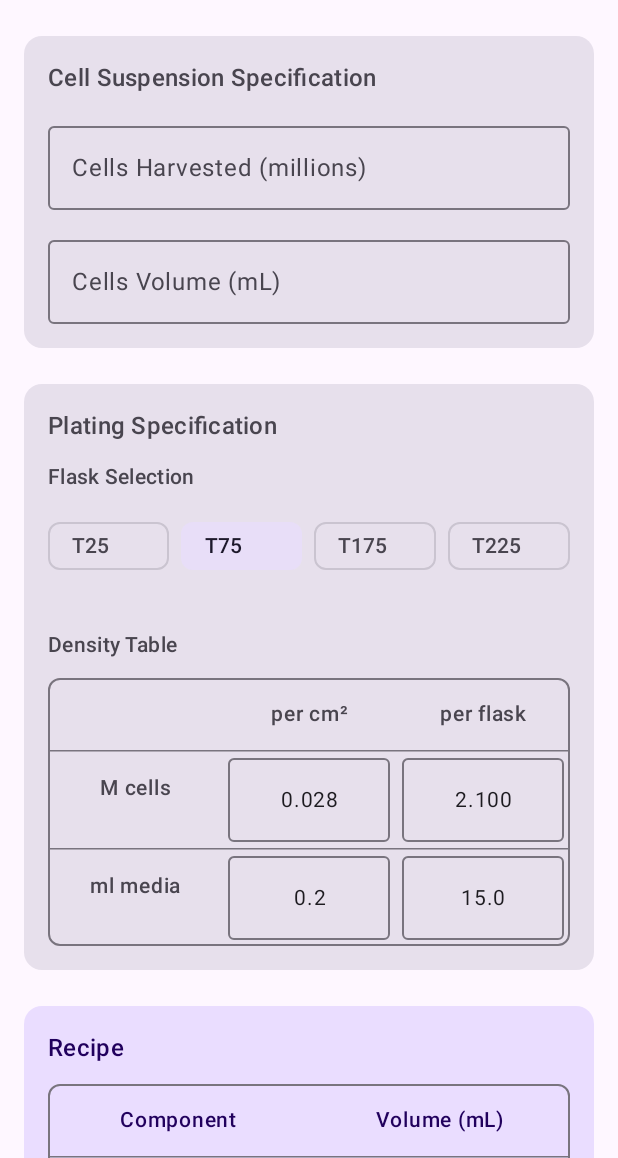
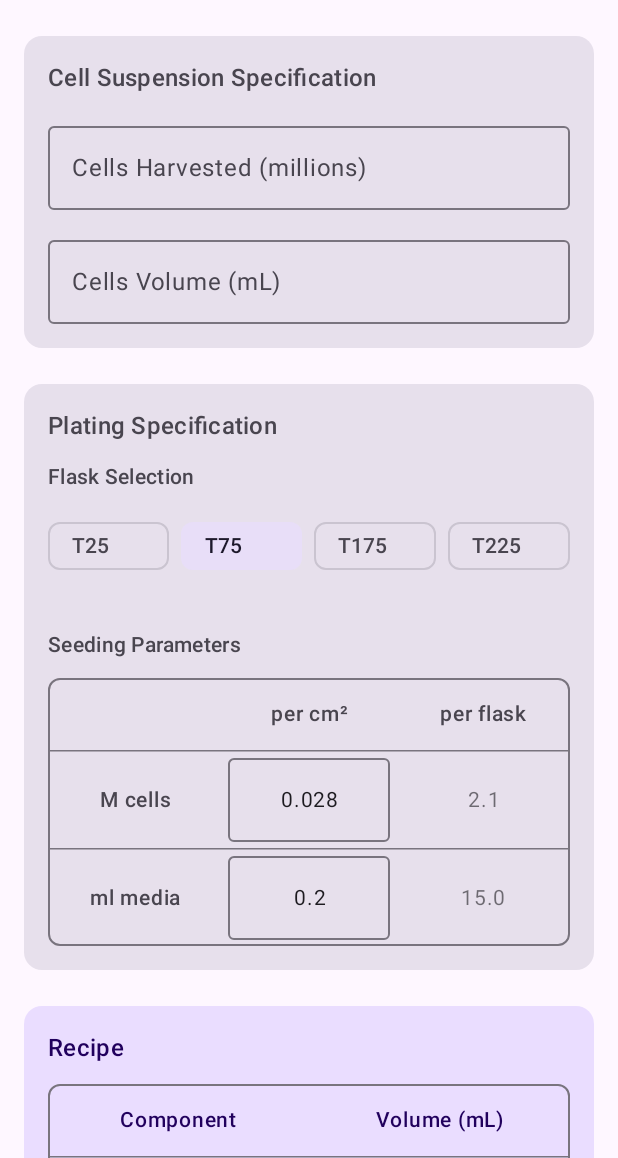
Before and after one commit to b1llyin/cellplating, an Android app built with Jetpack Compose: the screen it shows after launch (MainActivity), on a phone screen of 412 x 824 dp, the part 78-1236 px from its top. Run offline under Robolectric (Android 15) with nearby library versions, the phone set to English and light mode, and no system bars.

Commit message:
Decimal digit formatting

```diff
--- a/app/src/main/java/com/example/cellplating/MainActivity.kt
+++ b/app/src/main/java/com/example/cellplating/MainActivity.kt
@@ -3,7 +3,6 @@ package com.example.cellplating
 import android.os.Bundle
 import androidx.activity.ComponentActivity
 import androidx.activity.compose.setContent
-import androidx.compose.foundation.BorderStroke
 import androidx.compose.foundation.border
 import androidx.compose.foundation.layout.*
 import androidx.compose.foundation.rememberScrollState
@@ -43,6 +42,7 @@ fun CellPlatingRecipePage() {
     var cellsVolume by remember { mutableStateOf("") }
     var selectedFlask by remember { mutableStateOf("T75") }
 
+    // Single source of truth: only per cm² values are editable
     var cellsPerCm2 by remember { mutableStateOf("0.028") }
     var mediaPerCm2 by remember { mutableStateOf("0.2") }
 
@@ -55,9 +55,12 @@ fun CellPlatingRecipePage() {
 
     val flaskArea = flaskAreas[selectedFlask] ?: 75
 
-    // Calculate per flask values
-    val cellsPerFlask = (cellsPerCm2.toDoubleOrNull() ?: 0.028) * flaskArea
-    val mediaPerFlask = (mediaPerCm2.toDoubleOrNull() ?: 0.2) * flaskArea
+    // Computed values (read-only)
+    val cellsPerCm2Value = cellsPerCm2.toDoubleOrNull() ?: 0.0
+    val mediaPerCm2Value = mediaPerCm2.toDoubleOrNull() ?: 0.0
+
+    val cellsPerFlask = cellsPerCm2Value * flaskArea
+    val mediaPerFlask = mediaPerCm2Value * flaskArea
 
     // Calculate recipe values
     val harvested = cellsHarvested.toDoubleOrNull() ?: 0.0
@@ -160,9 +163,9 @@ fun CellPlatingRecipePage() {
 
                 Spacer(modifier = Modifier.height(8.dp))
 
-                // Density Table
+                // Seeding Parameters
                 Text(
-                    text = "Density Table",
+                    text = "Seeding Parameters",
                     style = MaterialTheme.typography.bodyMedium,
                     fontWeight = FontWeight.Medium
                 )
@@ -173,13 +176,7 @@ fun CellPlatingRecipePage() {
                     mediaPerCm2 = mediaPerCm2,
                     onMediaPerCm2Change = { mediaPerCm2 = it },
                     cellsPerFlask = cellsPerFlask,
-                    onCellsPerFlaskChange = { newValue ->
-                        cellsPerCm2 = (newValue / flaskArea).toString()
-                    },
-                    mediaPerFlask = mediaPerFlask,
-                    onMediaPerFlaskChange = { newValue ->
-                        mediaPerCm2 = (newValue / flaskArea).toString()
-                    }
+                    mediaPerFlask = mediaPerFlask
                 )
             }
         }
@@ -218,9 +215,7 @@ fun DensityTable(
     mediaPerCm2: String,
     onMediaPerCm2Change: (String) -> Unit,
     cellsPerFlask: Double,
-    onCellsPerFlaskChange: (Double) -> Unit,
-    mediaPerFlask: Double,
-    onMediaPerFlaskChange: (Double) -> Unit
+    mediaPerFlask: Double
 ) {
     Column(
         modifier = Modifier
@@ -249,7 +244,10 @@ fun DensityTable(
         HorizontalDivider(color = MaterialTheme.colorScheme.outline)
 
         // M cells Row
-        Row(modifier = Modifier.fillMaxWidth()) {
+        Row(
+            modifier = Modifier.fillMaxWidth(),
+            verticalAlignment = Alignment.CenterVertically
+        ) {
             TableCell(
                 text = "M cells",
                 isHeader = true,
@@ -260,11 +258,9 @@ fun DensityTable(
                 onValueChange = onCellsPerCm2Change,
                 modifier = Modifier.weight(1f)
             )
-            EditableTableCell(
-                value = String.format("%.3f", cellsPerFlask),
-                onValueChange = {
-                    it.toDoubleOrNull()?.let { value -> onCellsPerFlaskChange(value) }
-                },
+            ReadOnlyTableCell(
+                value = cellsPerFlask,
+                decimalPlaces = 1,
                 modifier = Modifier.weight(1f)
             )
         }
@@ -272,7 +268,10 @@ fun DensityTable(
         HorizontalDivider(color = MaterialTheme.colorScheme.outline)
 
         // ml media Row
-        Row(modifier = Modifier.fillMaxWidth()) {
+        Row(
+            modifier = Modifier.fillMaxWidth(),
+            verticalAlignment = Alignment.CenterVertically
+        ) {
             TableCell(
                 text = "ml media",
                 isHeader = true,
@@ -283,11 +282,9 @@ fun DensityTable(
                 onValueChange = onMediaPerCm2Change,
                 modifier = Modifier.weight(1f)
             )
-            EditableTableCell(
-                value = String.format("%.1f", mediaPerFlask),
-                onValueChange = {
-                    it.toDoubleOrNull()?.let { value -> onMediaPerFlaskChange(value) }
-                },
+            ReadOnlyTableCell(
+                value = mediaPerFlask,
+                decimalPlaces = 1,
                 modifier = Modifier.weight(1f)
             )
         }
@@ -325,13 +322,13 @@ fun RecipeTable(
         // Cell suspension Row
         Row(modifier = Modifier.fillMaxWidth()) {
             TableCell(
-                text = "Cell suspension",
+                text = "Cell Suspension",
                 isHeader = false,
                 modifier = Modifier.weight(1f),
                 color = MaterialTheme.colorScheme.onPrimaryContainer
             )
             TableCell(
-                text = String.format("%.2f", cellSuspensionVolume),
+                text = String.format("%.1f", cellSuspensionVolume),
                 isHeader = false,
                 modifier = Modifier.weight(1f),
                 color = MaterialTheme.colorScheme.onPrimaryContainer
@@ -349,7 +346,7 @@ fun RecipeTable(
                 color = MaterialTheme.colorScheme.onPrimaryContainer
             )
             TableCell(
-                text = String.format("%.2f", maxOf(0.0, mediaVolume)),
+                text = String.format("%.1f", maxOf(0.0, mediaVolume)),
                 isHeader = false,
                 modifier = Modifier.weight(1f),
                 color = MaterialTheme.colorScheme.onPrimaryContainer
@@ -366,8 +363,7 @@ fun TableCell(
     color: Color = Color.Unspecified
 ) {
     Box(
-        modifier = modifier
-            .padding(12.dp),
+        modifier = modifier.padding(12.dp),
         contentAlignment = Alignment.Center
     ) {
         Text(
@@ -405,3 +401,23 @@ fun EditableTableCell(
         )
     }
 }
+
+@Composable
+fun ReadOnlyTableCell(
+    value: Double,
+    decimalPlaces: Int,
+    modifier: Modifier = Modifier
+) {
+    Box(
+        modifier = modifier.padding(12.dp),
+        contentAlignment = Alignment.Center
+    ) {
+        Text(
+            text = String.format("%.${decimalPlaces}f", value),
+            textAlign = TextAlign.Center,
+            fontSize = 14.sp,
+            color = MaterialTheme.colorScheme.onSurface.copy(alpha = 0.6f),
+            fontWeight = FontWeight.Normal
+        )
+    }
+}
```
